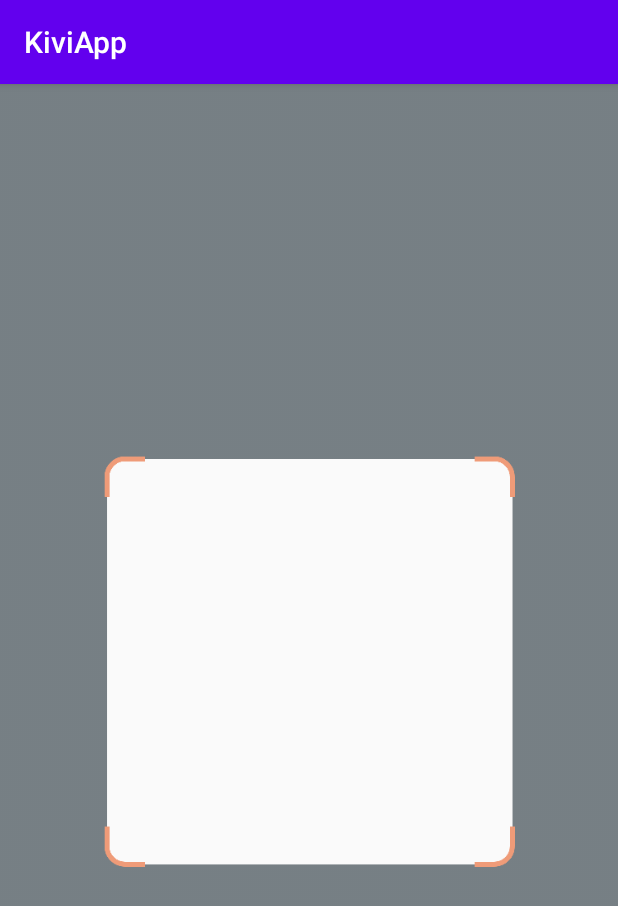
After one commit to Thorusan/KiviApp, an Android app: the ScanActivity screen opened directly, with no data from a screen before it, on a phone screen of 412 x 824 dp. The commit adds this screen. Shown: the top 906 px of the screen. Run offline under Robolectric (Android 15) with nearby library versions, the phone set to English and light mode, and no system bars.

Commit message:
Add button and open ScanActivity Added sound and background

```diff
--- a/app/src/main/AndroidManifest.xml
+++ b/app/src/main/AndroidManifest.xml
@@ -12,6 +12,7 @@
         android:roundIcon="@mipmap/ic_launcher_round"
         android:supportsRtl="true"
         android:theme="@style/AppTheme">
+
         <activity android:name=".ui.VehiclePagerActivity">
             <intent-filter>
                 <action android:name="android.intent.action.MAIN" />
@@ -19,6 +20,7 @@
                 <category android:name="android.intent.category.LAUNCHER" />
             </intent-filter>
         </activity>
+        <activity android:name=".ui.ScanActivity" />
     </application>
 
 </manifest>
--- /dev/null
+++ b/app/src/main/java/com/example/kiviapp/ui/ScanActivity.kt
@@ -0,0 +1,13 @@
+package com.example.kiviapp.ui
+
+import androidx.appcompat.app.AppCompatActivity
+import android.os.Bundle
+import com.example.kiviapp.R
+
+class ScanActivity : AppCompatActivity() {
+
+    override fun onCreate(savedInstanceState: Bundle?) {
+        super.onCreate(savedInstanceState)
+        setContentView(R.layout.activity_scan)
+    }
+}
--- /dev/null
+++ b/app/src/main/res/layout/activity_scan.xml
@@ -0,0 +1,15 @@
+<?xml version="1.0" encoding="utf-8"?>
+<FrameLayout xmlns:android="http://schemas.android.com/apk/res/android"
+    xmlns:app="http://schemas.android.com/apk/res-auto"
+    xmlns:tools="http://schemas.android.com/tools"
+    android:layout_width="match_parent"
+    android:layout_height="match_parent"
+    tools:context=".ui.ScanActivity">
+
+    <ImageView
+        android:layout_width="match_parent"
+        android:layout_height="match_parent"
+        android:src="@drawable/bg_scan_code"
+        android:scaleType = "centerCrop"/>
+
+</FrameLayout>
--- a/app/src/main/res/layout/fragment_vehicle.xml
+++ b/app/src/main/res/layout/fragment_vehicle.xml
@@ -14,5 +14,6 @@
         app:layout_constraintBottom_toBottomOf="parent"
         app:layout_constraintLeft_toLeftOf="parent"
         app:layout_constraintRight_toRightOf="parent"
-        app:layout_constraintTop_toTopOf="parent" />
+        app:layout_constraintTop_toTopOf="parent"
+        android:layout_marginBottom="60dp"/>
 </FrameLayout>
--- a/app/src/main/res/values/strings.xml
+++ b/app/src/main/res/values/strings.xml
@@ -1,3 +1,4 @@
 <resources>
     <string name="app_name">KiviApp</string>
+    <string name="scan">Scan</string>
 </resources>
```
Also changed, not shown: app/src/main/java/com/example/kiviapp/ui/VehiclePagerActivity.kt (+17 -0 lines), app/src/main/res/layout/activity_main.xml (+15 -0 lines), app/src/main/res/drawable-xxhdpi/bg_scan_code.png (added), 1 other file.
